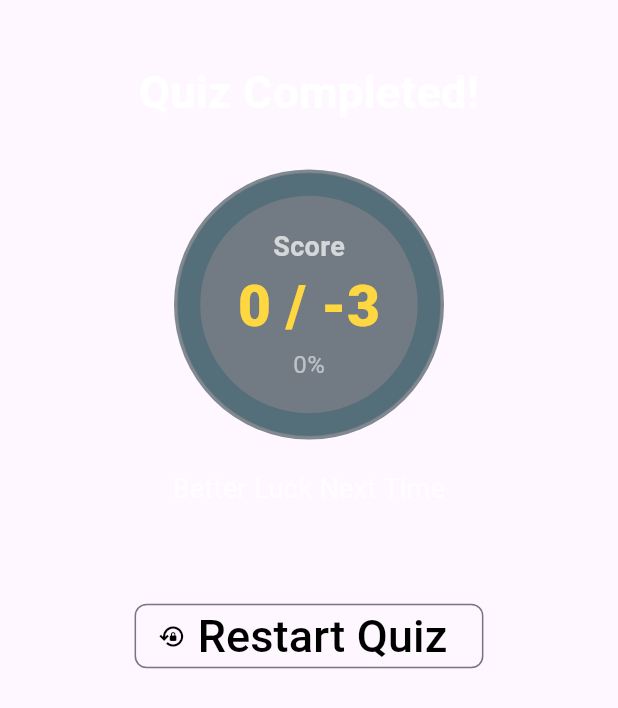
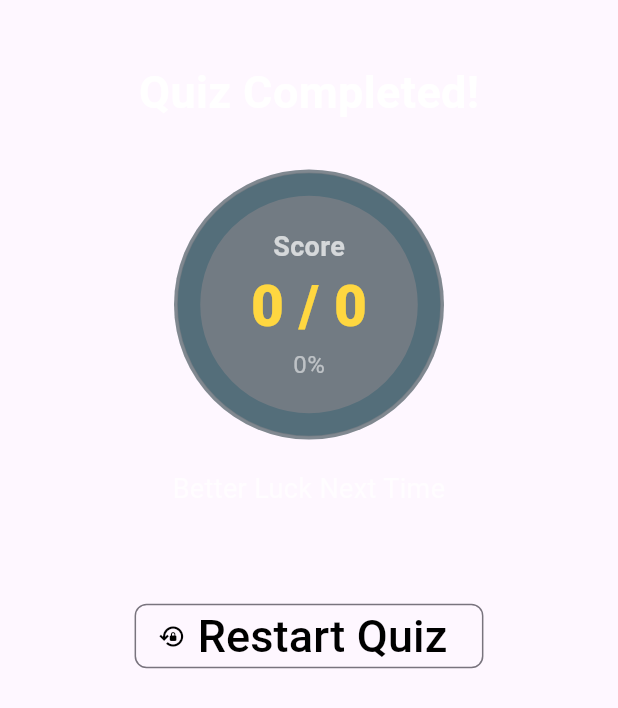
Before and after one commit to kumarvarun3834/ThinkFast, a Flutter app: the ResultScreen widget shown alone on an empty page, opened directly, on a phone screen of 412 x 824 dp. Shown: the top 708 px of the screen. Run offline on Flutter 3.47's test engine with Material 3 defaults, Android fonts, the phone set to English and light mode, and no system bars; our stand-ins replace cloud_firestore, firebase_core, google_fonts, google_sign_in; accounts and stored records are empty.

Commit message:
working on result screen

```diff
--- a/lib/main.dart
+++ b/lib/main.dart
@@ -5,6 +5,7 @@ import 'package:thinkfast/ImageContainer.dart';
 import 'package:thinkfast/google_sign_in_provider.dart';
 import 'package:thinkfast/quesations.dart';
 import 'package:thinkfast/quiz_form.dart';
+import 'package:thinkfast/result_screen.dart';
 import 'package:thinkfast/start_screen.dart';
 
 Future<void> main() async {
@@ -173,6 +174,11 @@ class _Quiz extends State<MyHomePage> {
             return MaterialPageRoute(
               builder: (context) => const Quesations(),
             );
+          case '/Quiz Result':
+            return MaterialPageRoute(
+              builder: (context) =>
+                  _wrapWithGradient(ResultScreen()),
+            );
           default:
             return MaterialPageRoute(
               builder: (context) =>
--- a/lib/result_screen.dart
+++ b/lib/result_screen.dart
@@ -5,44 +5,41 @@ import 'package:thinkfast/global.dart' as global;
 class ResultScreen extends StatelessWidget {
   const ResultScreen({super.key});
 
-  int getScoreForQuestion(List<String> result) {
-    return 0;
-  }
-
   @override
   Widget build(BuildContext context) {
     List<Widget> resultData = [];
-    int i = 0;
-    int total_marks=0;
-    while (i < global.quizResult.length-1){
-      bool correct=false;
-      for (int y=0;y<(global.quizResult[i]["selection"] as List).cast<String>().length;y++){
-        if ((global.quizData[i]["answer"] as List).cast<String>().contains((global.quizResult[i]["selection"] as List).cast<String>()[y]))
-            {correct=true;
-            }else{
-          correct=false;
-          break;
+    print(global.quizResult);
+    int total_marks = 0;
+
+    // Calculate total marks
+    for (int i = 0; i < global.quizResult.length; i++) {
+      List<String> selections =
+          (global.quizResult[i]["selection"] as List?)?.cast<String>() ?? [];
+      List<String> answers =
+          (global.quizData[i]["answer"] as List?)?.cast<String>() ?? [];
+
+      bool correct = selections.isNotEmpty &&
+          selections.every((s) => answers.contains(s)) &&
+          answers.every((a) => selections.contains(a));
+
+      total_marks += correct ? 4 : -1;
     }
-    }
-      (correct)?total_marks+=4:
-    total_marks-=1;
-      i++;
-    }
-    i=0;
+
+    // Marks panel
     resultData.add(Container(
-      // padding: EdgeInsets.all(120),
       alignment: Alignment.center,
       height: 400,
       child: MarksPanel(
         totalCorrectAnswers: total_marks,
-        totalQuestions: (global.quizResult.length-1)*3,
+        totalQuestions: global.quizResult.length * 3,
       ),
     ));
 
+    // Restart button
     resultData.add(Container(
       alignment: Alignment.center,
       child: OutlinedButton.icon(
-        onPressed: (){
+        onPressed: () {
           Navigator.pushNamed(context, "/home");
         },
         style: OutlinedButton.styleFrom(
@@ -56,86 +53,86 @@ class ResultScreen extends StatelessWidget {
       ),
     ));
 
-    while (i < global.quizResult.length-1) {
+    // Detailed per-question result
+    for (int i = 0; i < global.quizResult.length; i++) {
       Map<String, Object> resultDataset = global.quizResult[i];
       Map<String, Object> data = global.quizData[i];
-      List<Widget> selections=[];
-      int y=0;
-      print(total_marks);
-      while(y<((resultDataset["selection"] as List).cast<String>()).length) {
-        if (y ==
-            (((resultDataset["selection"] as List).cast<String>()).length) -
-                1) {
-          selections.add(
-              TextContainer("Selection ${y + 1}:", Colors.green, 15));
+
+      List<String> selections =
+          (resultDataset["selection"] as List?)?.cast<String>() ?? [];
+      List<String> answers =
+          (data["answer"] as List?)?.cast<String>() ?? [];
+
+      List<Widget> selectionWidgets = [];
+      for (int y = 0; y < selections.length; y++) {
+        selectionWidgets.add(TextContainer(
+            "Selection ${y + 1}:",
+            answers.contains(selections[y]) ? Colors.green : Colors.red,
+            15));
+        selectionWidgets.add(TextContainer(selections[y], Colors.white, 15));
       }
-        else {
-          selections.add(
-              TextContainer("Selection ${y + 1}:", Colors.red, 15));
-        }
-        selections.add(TextContainer(
-            ((resultDataset["selection"] as List).cast<String>())[y],
-            Colors.white, 15));
-        y++;
-      }
+
+      int marksObtained = (answers.length == selections.length &&
+          selections.every((s) => answers.contains(s)))
+          ? 4
+          : -1;
 
       resultData.add(Container(
         margin: const EdgeInsets.all(20),
         width: double.infinity,
-          child: IntrinsicHeight(child: Row(
+        child: IntrinsicHeight(
+          child: Row(
             mainAxisAlignment: MainAxisAlignment.start,
             children: [
               Container(
-                width: MediaQuery.of(context).size.width * 0.15, // 20% width
+                width: MediaQuery.of(context).size.width * 0.15,
                 color: Colors.blueGrey[700],
-                  child: Center(child:TextContainer((i+1).toString(), Colors.white70, 20,fontWeight: FontWeight.bold,))
-
+                child: Center(
+                  child: TextContainer(
+                    (i + 1).toString(),
+                    Colors.white70,
+                    20,
+                    fontWeight: FontWeight.bold,
+                  ),
+                ),
               ),
               Container(
-                  width: MediaQuery.of(context).size.width * 0.7, // 70% width
+                width: MediaQuery.of(context).size.width * 0.7,
                 color: Colors.blueGrey[700],
                 padding: EdgeInsets.all(9),
                 child: Column(
                   mainAxisAlignment: MainAxisAlignment.start,
                   crossAxisAlignment: CrossAxisAlignment.stretch,
                   children: [
-                      TextContainer("Quesation: ", Colors.white70, 20,fontWeight: FontWeight.bold,),
-                      TextContainer(resultDataset["question"] as String, Colors.white70, 15),
-
-                      TextContainer("Marks Obtained: ", Colors.white70, 18,fontWeight: FontWeight.bold,),
-                      TextContainer(
-                        "${(data["options"] as List).cast<String>().length -
-                                (resultDataset["selection"] as List).cast<String>().length}",
-                        Colors.white,
-                        15,
-                      ),
-                      // TextContainer("Correct Answer: ${resultDataset["answer"] as String}", Colors.white70, 15),
+                    TextContainer("Question: ", Colors.white70, 20,
+                        fontWeight: FontWeight.bold),
+                    TextContainer(resultDataset["question"] as String? ?? "",
+                        Colors.white70, 15),
+                    TextContainer("Marks Obtained: ", Colors.white70, 18,
+                        fontWeight: FontWeight.bold),
+                    TextContainer("$marksObtained", Colors.white, 15),
                     TextContainer("Choices Record: ", Colors.white, 15),
                     Column(
                       mainAxisAlignment: MainAxisAlignment.start,
                       crossAxisAlignment: CrossAxisAlignment.stretch,
-                        children: selections
-                        ,)
+                      children: selectionWidgets,
+                    ),
                   ],
+                ),
+              ),
+            ],
+          ),
+        ),
+      ));
+    }
 
-                  ),
-                ),],
-            )
-      )
-      )
-      );
-      i++;
-    }
-    resultData.add(SizedBox(height: 150 ,));
-    print(resultData);
+    resultData.add(const SizedBox(height: 150));
 
-    return
-      SingleChildScrollView(child:
-        Column(
+    return SingleChildScrollView(
+        child: Column(
           mainAxisAlignment: MainAxisAlignment.start,
           crossAxisAlignment: CrossAxisAlignment.stretch,
           children: resultData,
-      )
-    );
+        ));
   }
 }
```
Also changed, not shown: lib/quesations.dart (+88 -40 lines). Lines whose indentation alone changed are shown as unchanged.
